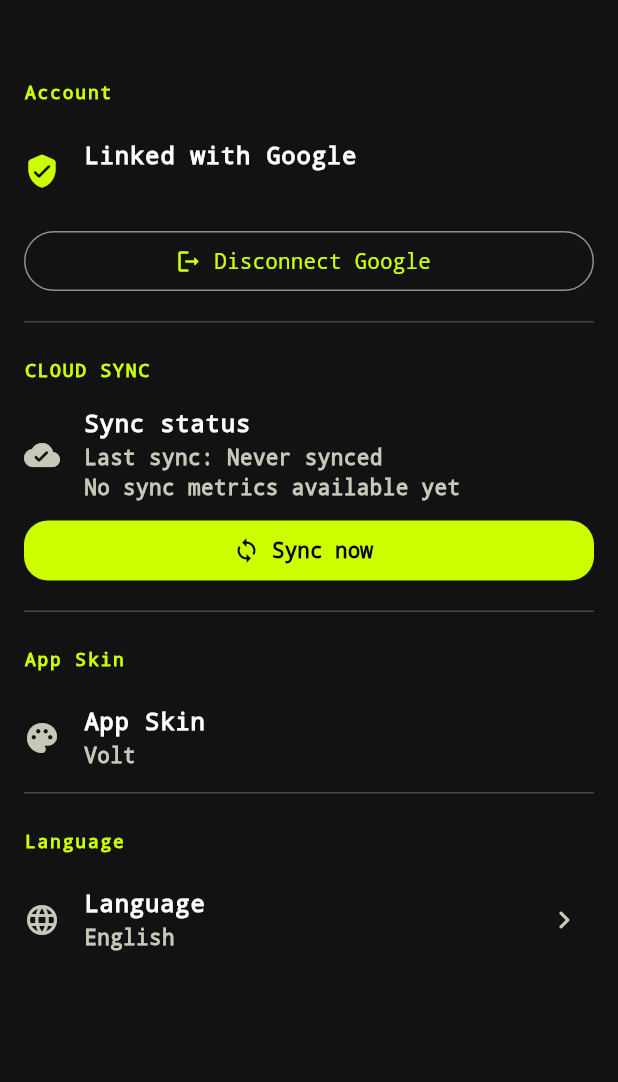
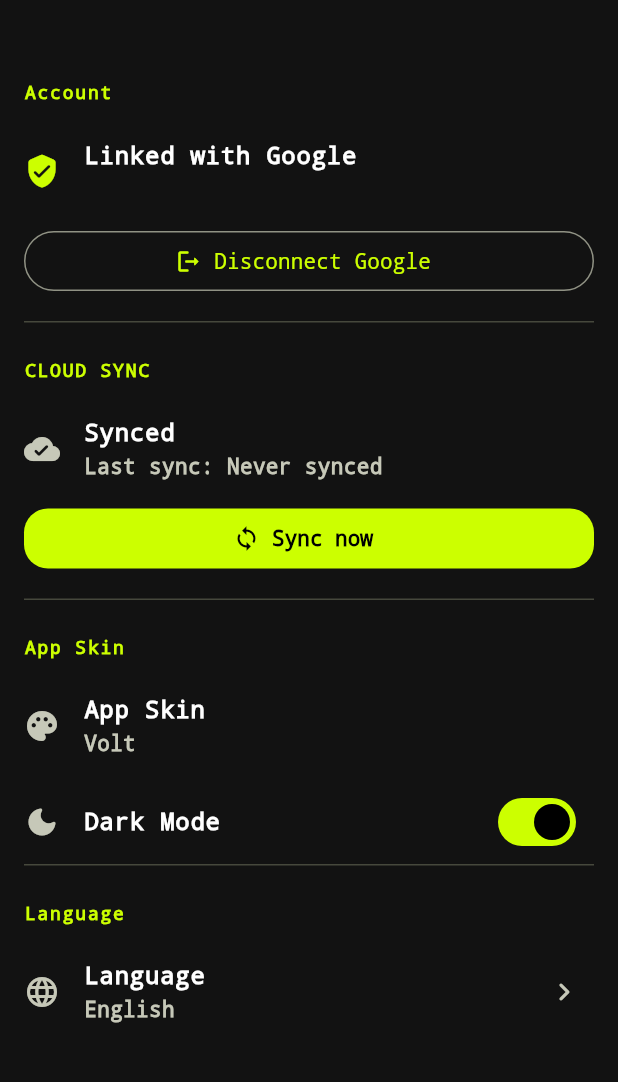
Before and after one commit to arielsoriano/muscleup, a Flutter app: the _SettingsView screen opened directly, on a phone screen of 412 x 824 dp, the part 63-1145 px from its top. Run offline on Flutter 3.47's test engine with Material 3 defaults, Android fonts, the phone set to English and light mode, and no system bars; our stand-ins replace cloud_firestore, drift, equatable, firebase_auth, firebase_core, flutter_bloc and 6 more; accounts and stored records are empty; generated files the repository leaves out were written again; network calls fail.

Commit message:
Add dark mode toggle and make Color const
Add a SwitchListTile to the Appearance settings to let users toggle dark mode (uses SettingsCubit.toggleDarkMode, shows dark_mode icon and localized label). Also change ProgressIndicatorThemeData.linearTrackColor to a const Color for immutability/lint compliance.

```diff
--- a/lib/core/theme/app_theme.dart
+++ b/lib/core/theme/app_theme.dart
@@ -206,7 +206,7 @@ class AppTheme {
       ),
       progressIndicatorTheme: ProgressIndicatorThemeData(
         color: accent,
-        linearTrackColor: Color(0xFF2A2A2A),
+        linearTrackColor: const Color(0xFF2A2A2A),
       ),
       cardTheme: CardThemeData(
         color: surface,
--- a/lib/features/settings/presentation/pages/settings_page.dart
+++ b/lib/features/settings/presentation/pages/settings_page.dart
@@ -270,22 +270,36 @@ class _SyncSection extends StatelessWidget {
     return BlocBuilder<AuthCubit, AuthState>(
       builder: (context, authState) {
         final cloudSyncEnabled = authState is AuthLinkedWithGoogle;
+        final isSpanish = Localizations.localeOf(context).languageCode == 'es';
 
         return BlocBuilder<SyncStatusCubit, SyncStatusState>(
           builder: (context, syncStatusState) {
             final lastRunMetrics = syncStatusState.lastRunMetrics;
             final lastSyncLabel = lastRunMetrics == null
-                ? 'Never synced'
-                : DateFormat('yyyy-MM-dd HH:mm:ss').format(lastRunMetrics.endedAt);
+                ? (isSpanish ? 'Nunca sincronizado' : 'Never synced')
+                : DateFormat(
+                    'yyyy-MM-dd HH:mm:ss',
+                    isSpanish ? 'es' : 'en',
+                  ).format(lastRunMetrics.endedAt);
 
-            final syncSummary = lastRunMetrics == null
-                ? 'No sync metrics available yet'
-                : 'Pushed ${lastRunMetrics.pushedCount} | Pulled ${lastRunMetrics.pulledCount} | Conflicts ${lastRunMetrics.conflictsResolvedCount} | Failed ${lastRunMetrics.failedCount}';
+            final title = syncStatusState.isSyncing
+                ? (isSpanish ? 'Sincronizando...' : 'Syncing...')
+                : cloudSyncEnabled
+                    ? (isSpanish ? 'Sincronizado' : 'Synced')
+                    : (isSpanish ? 'Sincronización bloqueada' : 'Cloud sync locked');
+
+            final subtitle = cloudSyncEnabled
+                ? (isSpanish
+                    ? 'Última sincronización: $lastSyncLabel'
+                    : 'Last sync: $lastSyncLabel')
+                : (isSpanish
+                    ? 'Vincula tu cuenta de Google para habilitar la sincronización en la nube'
+                    : 'Link your Google account to enable cloud sync');
 
             return Column(
               crossAxisAlignment: CrossAxisAlignment.start,
               children: [
-                const _SectionHeader('CLOUD SYNC'),
+                _SectionHeader(isSpanish ? 'SINCRONIZACION NUBE' : 'CLOUD SYNC'),
                 ListTile(
                   leading: Icon(
                     syncStatusState.isSyncing
@@ -294,16 +308,8 @@ class _SyncSection extends StatelessWidget {
                             ? Icons.cloud_done_rounded
                             : Icons.cloud_off_rounded),
                   ),
-                  title: Text(
-                    syncStatusState.isSyncing
-                        ? 'Syncing...'
-                        : (cloudSyncEnabled ? 'Sync status' : 'Cloud sync locked'),
-                  ),
-                  subtitle: Text(
-                    cloudSyncEnabled
-                        ? 'Last sync: $lastSyncLabel\n$syncSummary'
-                        : 'Link your Google account to enable cloud sync',
-                  ),
+                  title: Text(title),
+                  subtitle: Text(subtitle),
                 ),
                 if (syncStatusState.lastErrorMessage != null)
                   Padding(
@@ -334,7 +340,7 @@ class _SyncSection extends StatelessWidget {
                           ? null
                           : context.read<SyncStatusCubit>().syncNow,
                       icon: const Icon(Icons.sync),
-                      label: const Text('Sync now'),
+                        label: Text(isSpanish ? 'Sincronizar ahora' : 'Sync now'),
                     ),
                   ),
                 ),
@@ -363,6 +369,12 @@ class _AppearanceSection extends StatelessWidget {
               title: Text(context.l10n.appSkin),
               subtitle: Text(_skinLabel(context, state.currentSkin)),
               onTap: () => _showSkinSelector(context),
+            ),
+            SwitchListTile(
+              secondary: const Icon(Icons.dark_mode_rounded),
+              title: Text(context.l10n.darkMode),
+              value: state.isDarkMode,
+              onChanged: (_) => context.read<SettingsCubit>().toggleDarkMode(),
             ),
           ],
         );
```
